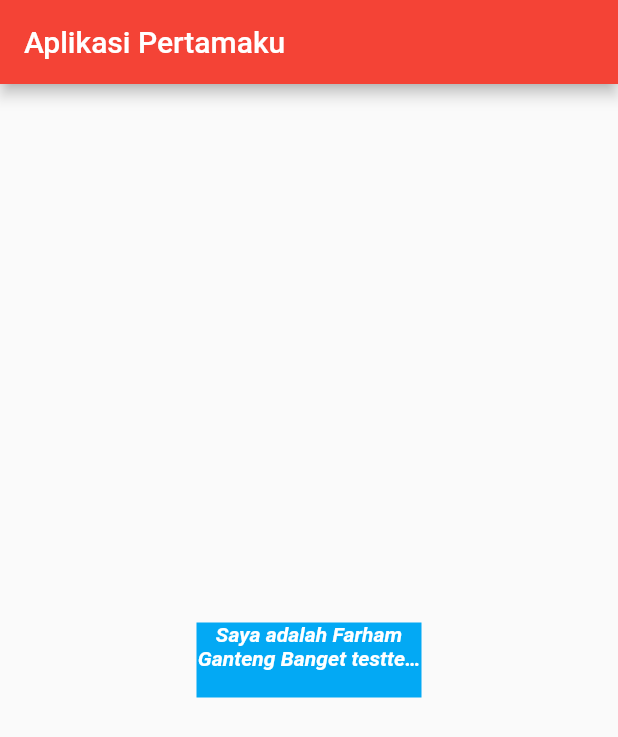
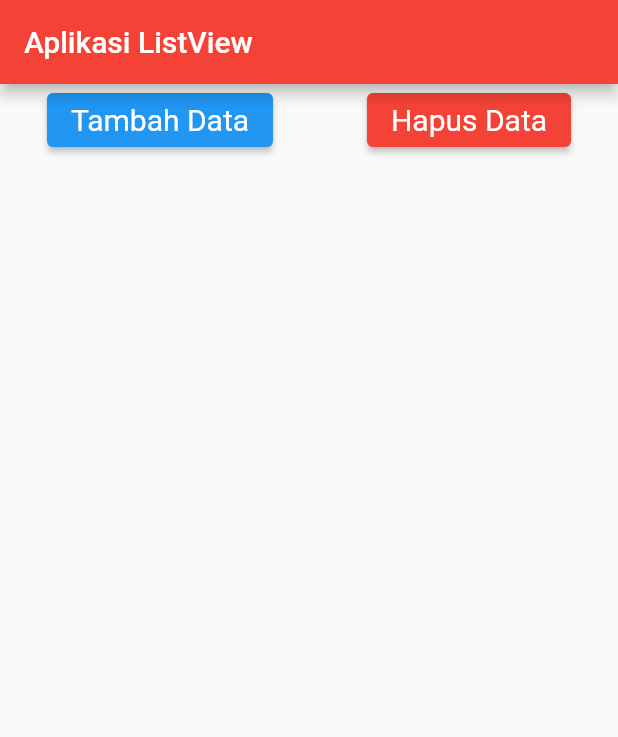
Before and after one commit to farhamapple/flutterfirst, a Flutter app: the screen it shows after launch, on a phone screen of 412 x 824 dp. Shown: the top 737 px of the screen. Run offline on Flutter 3.47's test engine with Material 2 defaults, Android fonts, the light colour scheme and no system bars.

Commit message:
ListView

```diff
--- a/lib/main.dart
+++ b/lib/main.dart
@@ -4,8 +4,26 @@ void main() {
   runApp(MyApp());
 }
 
-class MyApp extends StatelessWidget {
+class MyApp extends StatefulWidget {
   // This widget is the root of your application.
+  @override
+  _MyAppState createState() => _MyAppState();
+}
+
+class _MyAppState extends State<MyApp> {
+  List<Widget> widgetList = [];
+  int counter = 1;
+  // Mengisi widget terlebih dahulu sebelum ditampilkan
+  // Pasang di constructor
+  // _MyAppState() {
+  //   for (int i = 1; i <= 20; i++) {
+  //     widgetList.add(Text(
+  //       'Data ke - ' + i.toString(),
+  //       style: TextStyle(fontSize: 50),
+  //     ));
+  //   }
+  // }
+
   @override
   Widget build(BuildContext context) {
     return MaterialApp(
@@ -14,27 +32,49 @@ class MyApp extends StatelessWidget {
         primarySwatch: Colors.red,
       ),
       home: Scaffold(
-        appBar: AppBar(
-          title: Text('Aplikasi Pertamaku'),
-        ),
-        body: Center(
-          child: Container(
-            color: Colors.lightBlue,
-            width: 150,
-            height: 50,
-            child: Text(
-              'Saya adalah Farham Ganteng Banget testtestestsetsetestes',
-              maxLines: 2, // Wrap TextWidget
-              overflow: TextOverflow.ellipsis, // dikasih titik-titik
-              textAlign: TextAlign.center,
-              style: TextStyle(
-                  color: Colors.white,
-                  fontStyle: FontStyle.italic,
-                  fontWeight: FontWeight.bold),
-            ),
+          appBar: AppBar(
+            title: Text('Aplikasi ListView'),
           ),
-        ),
-      ),
+          body: ListView(
+            children: <Widget>[
+              Row(
+                mainAxisAlignment: MainAxisAlignment.spaceAround,
+                children: <Widget>[
+                  ElevatedButton(
+                    style: ButtonStyle(
+                        backgroundColor: MaterialStateProperty.all(Colors.blue),
+                        textStyle:
+                            MaterialStateProperty.all(TextStyle(fontSize: 20))),
+                    onPressed: () {
+                      setState(() {
+                        widgetList.add(Text('Data ke - ' + counter.toString(),
+                            style: TextStyle(fontSize: 50)));
+                        counter++;
+                      });
+                    },
+                    child: const Text('Tambah Data'),
+                  ),
+                  ElevatedButton(
+                    style: ButtonStyle(
+                        backgroundColor: MaterialStateProperty.all(Colors.red),
+                        textStyle:
+                            MaterialStateProperty.all(TextStyle(fontSize: 20))),
+                    onPressed: () {
+                      setState(() {
+                        widgetList.removeLast();
+                        counter--;
+                      });
+                    },
+                    child: const Text('Hapus Data'),
+                  ),
+                ],
+              ),
+              Column(
+                crossAxisAlignment: CrossAxisAlignment.start,
+                children: widgetList,
+              )
+            ],
+          )),
     );
   }
 }
```
